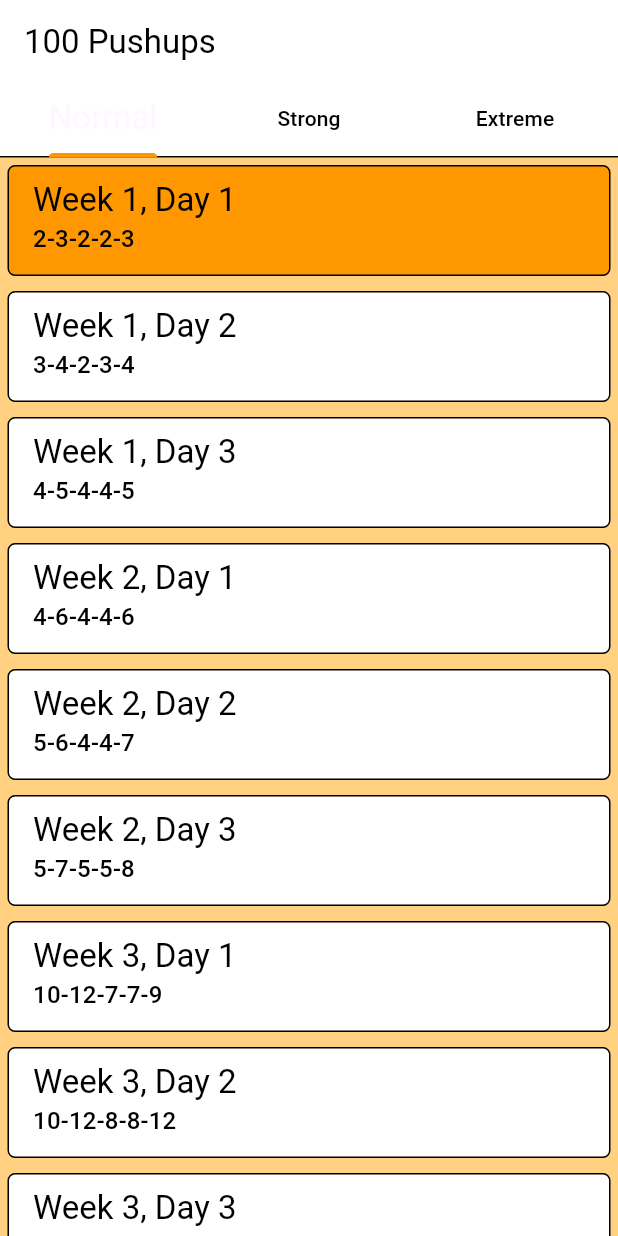
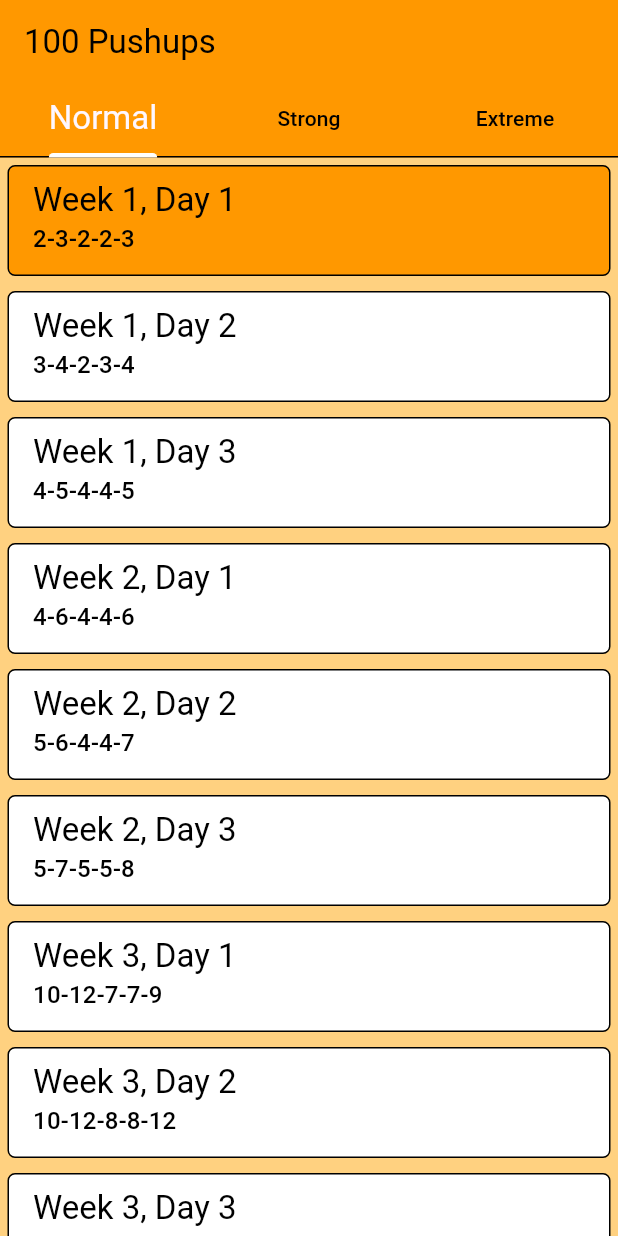
Before and after one commit to dariagorlova/pushups_app, a Flutter app: the screen it shows after launch, after a tap on "0-5", on a phone screen of 412 x 824 dp. Run offline on Flutter 3.47's test engine with Material 3 defaults, Android fonts, the phone set to English and light mode, and no system bars; our stand-ins replace auto_route, flutter_bloc, freezed_annotation, get_it, injectable, shared_preferences; missing offline and left inert: i69n.

Commit message:
refactor getIt

```diff
--- a/analysis_options.yaml
+++ b/analysis_options.yaml
@@ -29,6 +29,7 @@ linter:
   # producing the lint.
   rules:
     public_member_api_docs: false
+    lines_longer_than_80_chars: ignore
     # avoid_print: false  # Uncomment to disable the `avoid_print` rule
     # prefer_single_quotes: true  # Uncomment to enable the `prefer_single_quotes` rule
 
--- a/lib/di/injection.dart
+++ b/lib/di/injection.dart
@@ -1,14 +1,26 @@
 import 'package:get_it/get_it.dart';
-import 'package:injectable/injectable.dart';
-import 'package:pushups_app/di/injection.config.dart';
+import 'package:pushups_app/features/core/service/current_day_repository.dart';
+import 'package:pushups_app/features/core/service/days_repository.dart';
+import 'package:pushups_app/features/core/service/pushups_navigator.dart';
+import 'package:pushups_app/features/list/cubit/days_cubit.dart';
+
+import 'package:pushups_app/features/rest/util/ticker.dart';
+import 'package:pushups_app/routes/app_router.dart';
+import 'package:shared_preferences/shared_preferences.dart';
 
 final GetIt getIt = GetIt.instance;
 
-@InjectableInit(
-  initializerName: 'init',
-  preferRelativeImports: true,
-  asExtension: true,
-)
-Future<GetIt> configureDependencies({String? env}) => getIt.init(
-      environment: env,
-    );
+Future<void> initDI({String env = 'prod'}) async {
+  getIt
+    ..registerLazySingleton<AppRouter>(AppRouter.new)
+    ..registerLazySingleton<DaysRepository>(DaysRepository.new)
+    ..registerFactory(() => PushupsNavigator(getIt()))
+    ..registerFactory(Ticker.new)
+    ..registerFactory(() => CurrentDayRepository(getIt()))
+    ..registerFactory(() => DaysCubit(getIt(), getIt(), getIt()));
+
+  if (env == 'prod') {
+    final sharedPreferences = await SharedPreferences.getInstance();
+    getIt.registerLazySingleton<SharedPreferences>(() => sharedPreferences);
+  }
+}
--- a/lib/features/core/service/current_day_repository.dart
+++ b/lib/features/core/service/current_day_repository.dart
@@ -1,12 +1,9 @@
-import 'package:injectable/injectable.dart';
 import 'package:pushups_app/features/core/model/current_day.dart';
 import 'package:shared_preferences/shared_preferences.dart';
 
 const _currentDayKey = 'currentDayKey';
 const _currentTypeTrainingKey = 'currentTypeTrainingKey';
 
-@prod
-@injectable
 class CurrentDayRepository {
   const CurrentDayRepository(this._sharedPreferences);
 
@@ -15,14 +12,11 @@ class CurrentDayRepository {
   CurrentDay? maybeGetCurrentDay() {
     final day = _sharedPreferences.getInt(_currentDayKey);
     final type = _sharedPreferences.getInt(_currentTypeTrainingKey);
-    return day == null || type == null
-        ? null
-        : CurrentDay(dayNumber: day, typeTraining: type);
+    return day == null || type == null ? null : CurrentDay(dayNumber: day, typeTraining: type);
   }
 
   CurrentDay getCurrentDay() {
-    return maybeGetCurrentDay() ??
-        const CurrentDay(dayNumber: 0, typeTraining: 0);
+    return maybeGetCurrentDay() ?? const CurrentDay(dayNumber: 0, typeTraining: 0);
   }
 
   Future<void> updateCurrentDay(int day, int type) async {
--- a/lib/features/core/service/days_repository.dart
+++ b/lib/features/core/service/days_repository.dart
@@ -1,7 +1,5 @@
-import 'package:injectable/injectable.dart';
 import 'package:pushups_app/features/core/model/one_day_data.dart';
 
-@lazySingleton
 class DaysRepository {
   final List<OneDayData> _items = [
     const OneDayData(
--- a/lib/features/core/service/pushups_navigator.dart
+++ b/lib/features/core/service/pushups_navigator.dart
@@ -1,7 +1,5 @@
-import 'package:injectable/injectable.dart';
 import 'package:pushups_app/routes/app_router.dart';
 
-@injectable
 class PushupsNavigator {
   const PushupsNavigator(this._router);
 
--- a/lib/features/rest/screen/rest_screen.dart
+++ b/lib/features/rest/screen/rest_screen.dart
@@ -2,7 +2,9 @@ import 'package:auto_route/auto_route.dart';
 import 'package:flutter/material.dart';
 import 'package:flutter_bloc/flutter_bloc.dart';
 import 'package:pushups_app/di/injection.dart';
+import 'package:pushups_app/features/core/service/pushups_navigator.dart';
 import 'package:pushups_app/features/rest/bloc/timer_bloc.dart';
+import 'package:pushups_app/features/rest/util/ticker.dart';
 import 'package:pushups_app/localization/localization.dart';
 
 @RoutePage()
@@ -17,7 +19,7 @@ class RestScreen extends StatelessWidget {
   @override
   Widget build(BuildContext context) {
     return BlocProvider(
-      create: (_) => getIt<TimerBloc>(param1: timeRestInSec),
+      create: (_) => TimerBloc(getIt.get<Ticker>(), getIt.get<PushupsNavigator>(), timeRestInSec),
       child: const TimerView(),
     );
   }
@@ -29,6 +31,7 @@ class TimerView extends StatelessWidget {
   @override
   Widget build(BuildContext context) {
     return Scaffold(
+      backgroundColor: Colors.white,
       appBar: AppBar(),
       body: Center(
         child: Column(
--- a/lib/main.dart
+++ b/lib/main.dart
@@ -1,7 +1,5 @@
 import 'package:flutter/material.dart';
 import 'package:flutter_localizations/flutter_localizations.dart';
-import 'package:get_it/get_it.dart';
-import 'package:injectable/injectable.dart';
 import 'package:pushups_app/di/injection.dart';
 import 'package:pushups_app/features/splash/splash_screen.dart';
 import 'package:pushups_app/localization/localization.dart';
@@ -18,7 +16,7 @@ class MyApp extends StatefulWidget {
     this.locale,
   });
 
-  final Future<GetIt>? initialization;
+  final Future<void>? initialization;
   final Locale? locale;
 
   @override
@@ -26,16 +24,13 @@ class MyApp extends StatefulWidget {
 }
 
 class _MyAppState extends State<MyApp> {
-  late final Future<GetIt> _initialization;
+  late final Future<void> _initialization;
 
   @override
   void initState() {
     super.initState();
     getIt.pushNewScope();
-    _initialization = widget.initialization ??
-        configureDependencies(
-          env: Environment.prod,
-        );
+    _initialization = widget.initialization ?? initDI();
   }
 
   @override
@@ -61,8 +56,21 @@ class _MyAppState extends State<MyApp> {
                 unselectedLabelColor: Colors.black,
                 labelStyle: Theme.of(context).textTheme.titleLarge,
               ),
-              colorScheme: ColorScheme.fromSwatch(primarySwatch: Colors.orange)
-                  .copyWith(background: Colors.orangeAccent.shade100),
+              colorScheme: ColorScheme.fromSwatch(primarySwatch: Colors.orange).copyWith(background: Colors.orangeAccent.shade100),
+              appBarTheme: const AppBarTheme(
+                color: Colors.orange,
+              ),
+              elevatedButtonTheme: ElevatedButtonThemeData(
+                style: ElevatedButton.styleFrom(
+                  backgroundColor: Colors.orange,
+                  shape: RoundedRectangleBorder(borderRadius: BorderRadius.circular(8)),
+                  textStyle: const TextStyle(
+                    color: Colors.black,
+                    fontSize: 20,
+                    wordSpacing: 2,
+                  ),
+                ),
+              ),
             ),
             routeInformationParser: getIt<AppRouter>().defaultRouteParser(),
             routerDelegate: getIt<AppRouter>().delegate(),
--- a/pubspec.yaml
+++ b/pubspec.yaml
@@ -12,7 +12,6 @@ environment:
 
 dependencies:
   auto_route: ^7.8.4
-  bloc: ^8.1.2
   cupertino_icons: ^1.0.6
   flutter:
     sdk: flutter
```
Also changed, not shown: lib/di/shared_preferences_module.dart (deleted, +0 -10 lines), lib/features/list/cubit/days_cubit.dart (+2 -11 lines), lib/features/rest/bloc/timer_bloc.dart (+3 -9 lines), lib/features/rest/util/ticker.dart (+1 -7 lines), lib/features/training/cubit/training_cubit.dart (+1 -12 lines), lib/features/training/screens/training_screen.dart (+13 -4 lines), lib/di/injection.config.dart (deleted), pubspec.lock, 5 other files.
